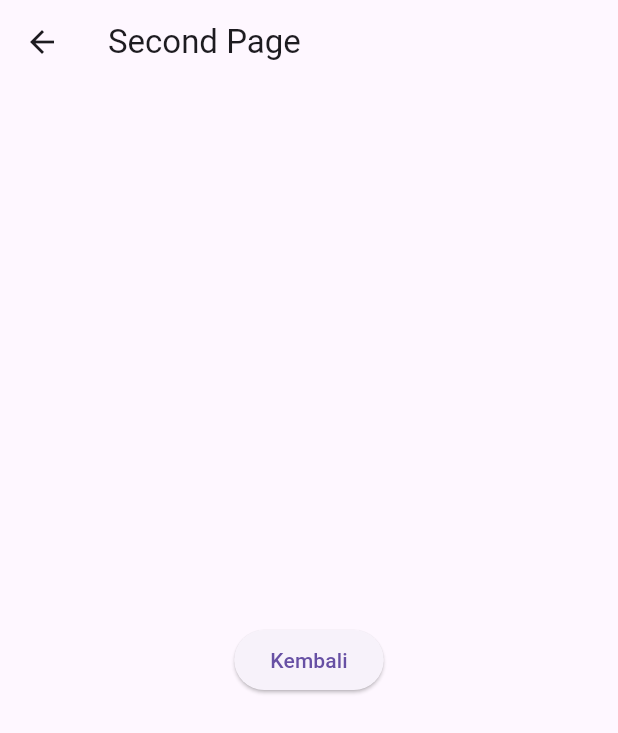
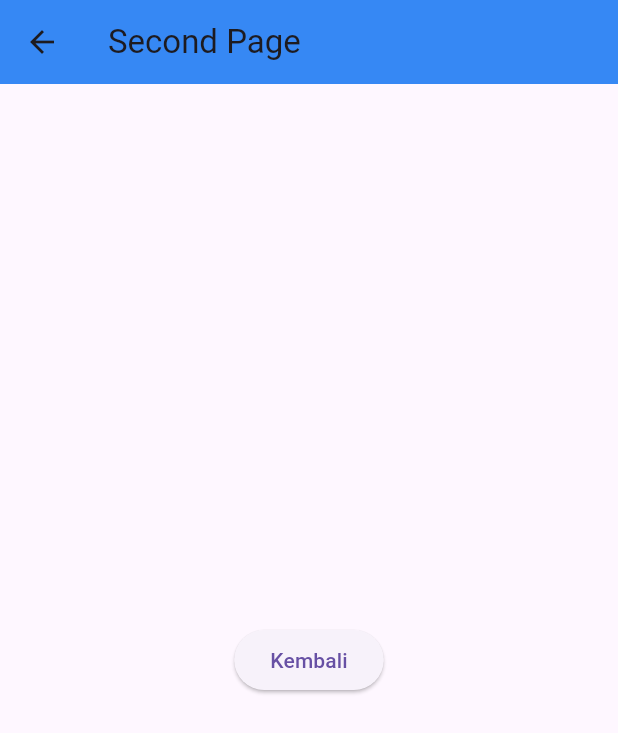
Before and after one commit to novian66/0609119103_ti1_ppb2324-2, a Flutter app: the screen it shows after launch, after a tap on "Menuju halaman kedua", on a phone screen of 412 x 824 dp. Shown: the top 733 px of the screen. Run offline on Flutter 3.47's test engine with Material 3 defaults, Android fonts, the phone set to English and light mode, and no system bars.

Commit message:
back button from second page

```diff
--- a/Navigation dan Routing (Pertemuan 5)/navigation_dan_routing/lib/home_page.dart
+++ b/Navigation dan Routing (Pertemuan 5)/navigation_dan_routing/lib/home_page.dart
@@ -10,6 +10,7 @@ class HomePage extends StatelessWidget {
     return Scaffold(
       appBar: AppBar(
         title: const Text('Home Page'),
+        backgroundColor: const Color.fromARGB(255, 54, 136, 244),
       ),
             body: Center(
         child: ElevatedButton(
--- a/Navigation dan Routing (Pertemuan 5)/navigation_dan_routing/lib/second_page.dart
+++ b/Navigation dan Routing (Pertemuan 5)/navigation_dan_routing/lib/second_page.dart
@@ -8,11 +8,16 @@ class SecondPage extends StatelessWidget {
     return Scaffold(
       appBar: AppBar(
         title: const Text('Second Page'),
+        backgroundColor: const Color.fromARGB(255, 54, 136, 244),
       ),
-    body: Center(
-      child: ElevatedButton(
-        onPressed: () {},
+      body: Center(
+              child: ElevatedButton(
+        onPressed: () {
+          Navigator.pop(context);
+        },
         child: const Text('Kembali'),
+      ),
+
       ),
 
     );
```
